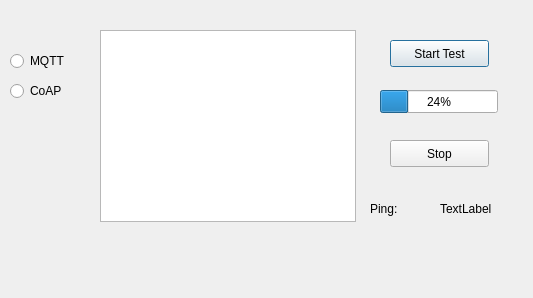
maggi333/studienarbeit, file GUI/design.ui: the form before one commit.
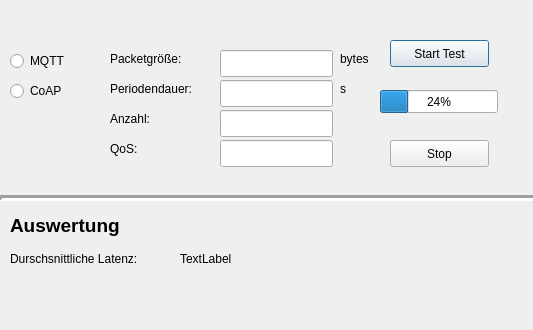
The form after the commit.

What changed in the file:
```diff
--- a/GUI/design.ui
+++ b/GUI/design.ui
@@ -7,7 +7,7 @@
     <x>0</x>
     <y>0</y>
     <width>533</width>
-    <height>298</height>
+    <height>330</height>
    </rect>
   </property>
   <property name="windowTitle">
@@ -81,8 +81,8 @@
   <widget class="QLabel" name="pingLabel">
    <property name="geometry">
     <rect>
-     <x>440</x>
-     <y>200</y>
+     <x>180</x>
+     <y>250</y>
      <width>67</width>
      <height>17</height>
     </rect>
@@ -91,27 +91,174 @@
     <string>TextLabel</string>
    </property>
   </widget>
-  <widget class="QListWidget" name="testList">
+  <widget class="QLineEdit" name="lineEdit">
    <property name="geometry">
     <rect>
-     <x>100</x>
-     <y>30</y>
-     <width>256</width>
-     <height>192</height>
+     <x>220</x>
+     <y>50</y>
+     <width>113</width>
+     <height>27</height>
     </rect>
    </property>
   </widget>
+  <widget class="QLineEdit" name="lineEdit_2">
+   <property name="geometry">
+    <rect>
+     <x>220</x>
+     <y>80</y>
+     <width>113</width>
+     <height>27</height>
+    </rect>
+   </property>
+  </widget>
+  <widget class="QLineEdit" name="lineEdit_3">
+   <property name="geometry">
+    <rect>
+     <x>220</x>
+     <y>110</y>
+     <width>113</width>
+     <height>27</height>
+    </rect>
+   </property>
+  </widget>
+  <widget class="QLineEdit" name="lineEdit_4">
+   <property name="geometry">
+    <rect>
+     <x>220</x>
+     <y>140</y>
+     <width>113</width>
+     <height>27</height>
+    </rect>
+   </property>
+  </widget>
+  <widget class="QLabel" name="label_1">
+   <property name="geometry">
+    <rect>
+     <x>110</x>
+     <y>50</y>
+     <width>91</width>
+     <height>17</height>
+    </rect>
+   </property>
+   <property name="text">
+    <string>Packetgröße:</string>
+   </property>
+  </widget>
+  <widget class="QLabel" name="label_2">
+   <property name="geometry">
+    <rect>
+     <x>110</x>
+     <y>80</y>
+     <width>111</width>
+     <height>17</height>
+    </rect>
+   </property>
+   <property name="text">
+    <string>Periodendauer:</string>
+   </property>
+  </widget>
+  <widget class="QLabel" name="label_3">
+   <property name="geometry">
+    <rect>
+     <x>110</x>
+     <y>110</y>
+     <width>91</width>
+     <height>17</height>
+    </rect>
+   </property>
+   <property name="text">
+    <string>Anzahl:</string>
+   </property>
+  </widget>
+  <widget class="QLabel" name="label_4">
+   <property name="geometry">
+    <rect>
+     <x>110</x>
+     <y>140</y>
+     <width>91</width>
+     <height>17</height>
+    </rect>
+   </property>
+   <property name="text">
+    <string>QoS:</string>
+   </property>
+  </widget>
+  <widget class="QLabel" name="label_5">
+   <property name="geometry">
+    <rect>
+     <x>340</x>
+     <y>50</y>
+     <width>41</width>
+     <height>17</height>
+    </rect>
+   </property>
+   <property name="text">
+    <string>bytes</string>
+   </property>
+  </widget>
+  <widget class="QLabel" name="label_6">
+   <property name="geometry">
+    <rect>
+     <x>340</x>
+     <y>80</y>
+     <width>16</width>
+     <height>17</height>
+    </rect>
+   </property>
+   <property name="text">
+    <string>s</string>
+   </property>
+  </widget>
   <widget class="QLabel" name="label">
    <property name="geometry">
     <rect>
-     <x>370</x>
-     <y>200</y>
-     <width>67</width>
+     <x>10</x>
+     <y>210</y>
+     <width>131</width>
+     <height>31</height>
+    </rect>
+   </property>
+   <property name="font">
+    <font>
+     <pointsize>14</pointsize>
+     <weight>75</weight>
+     <bold>true</bold>
+    </font>
+   </property>
+   <property name="text">
+    <string>Auswertung</string>
+   </property>
+  </widget>
+  <widget class="Line" name="line">
+   <property name="geometry">
+    <rect>
+     <x>0</x>
+     <y>190</y>
+     <width>541</width>
+     <height>16</height>
+    </rect>
+   </property>
+   <property name="frameShadow">
+    <enum>QFrame::Sunken</enum>
+   </property>
+   <property name="lineWidth">
+    <number>3</number>
+   </property>
+   <property name="orientation">
+    <enum>Qt::Horizontal</enum>
+   </property>
+  </widget>
+  <widget class="QLabel" name="label_7">
+   <property name="geometry">
+    <rect>
+     <x>10</x>
+     <y>250</y>
+     <width>171</width>
      <height>17</height>
     </rect>
    </property>
    <property name="text">
-    <string>Ping:</string>
+    <string>Durschsnittliche Latenz:</string>
    </property>
   </widget>
  </widget>
```
